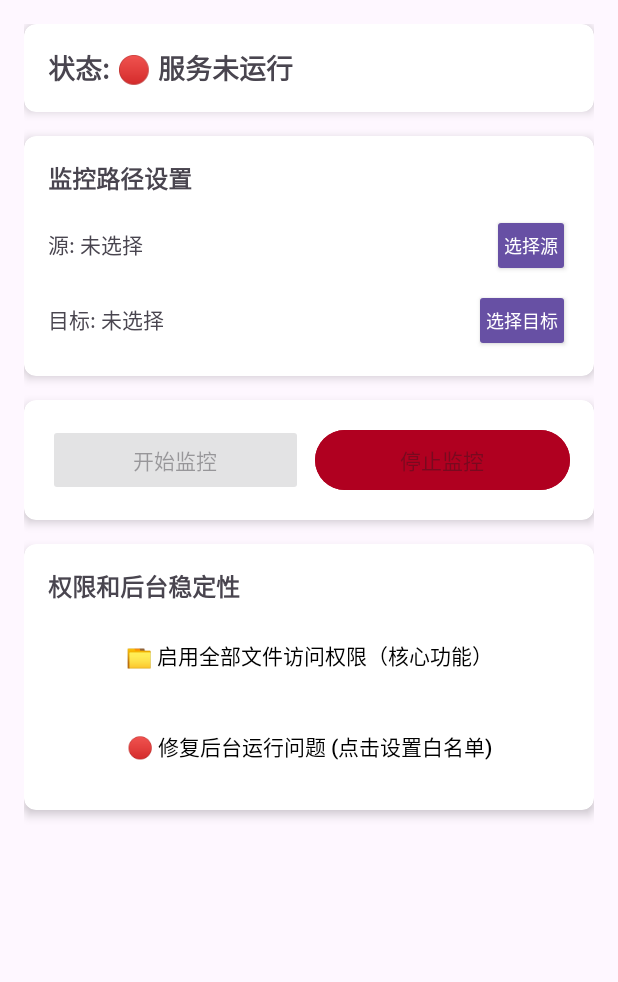
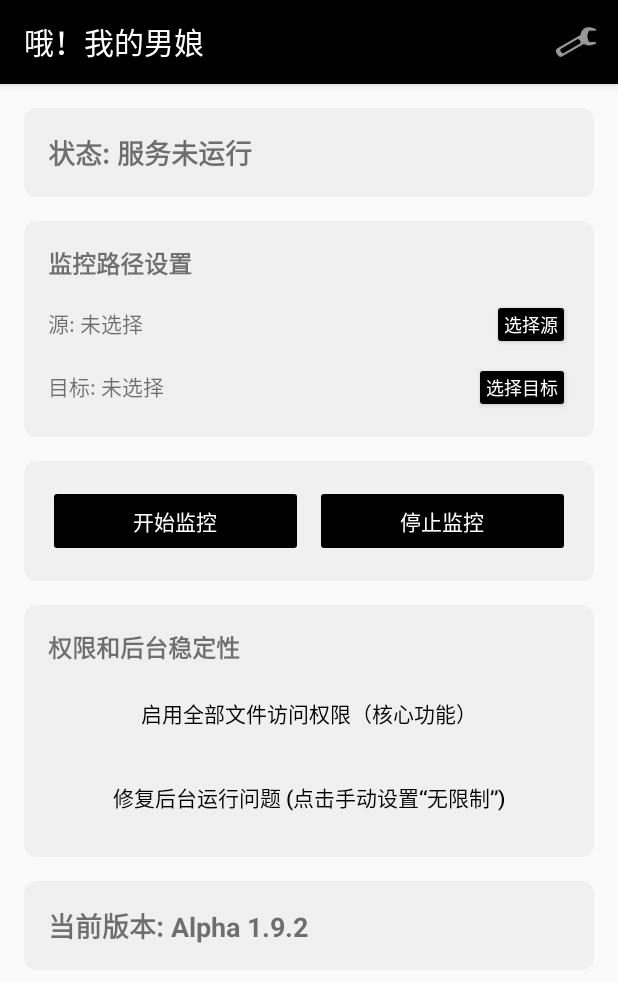
Before and after one commit to miziguo/O_My_WieNing, an Android app: the screen it shows after launch (MainActivity), on a phone screen of 412 x 824 dp. Shown: the top 982 px of the screen. Run offline under Robolectric (Android 15) with nearby library versions, the phone set to English and light mode, and no system bars; 1 statement that could not run was skipped.

Commit message:
Alpha 1.9.2 累了，保存一下

```diff
--- a/app/build.gradle
+++ b/app/build.gradle
@@ -12,7 +12,7 @@ android {
         minSdkVersion 26
         targetSdk 34
         versionCode 8
-        versionName "Alpha 1.9"
+        versionName "Alpha 1.9.2"
 
         testInstrumentationRunner "androidx.test.runner.AndroidJUnitRunner"
     }
@@ -22,6 +22,10 @@ android {
             minifyEnabled false
             proguardFiles getDefaultProguardFile('proguard-android-optimize.txt'), 'proguard-rules.pro'
         }
+    }
+    buildFeatures {
+        // 确保这一行是 true
+        buildConfig true
     }
     compileOptions {
         sourceCompatibility JavaVersion.VERSION_17 // 使用您的 JDK 版本
--- a/app/src/main/java/com/example/filecopier/MainActivity.java
+++ b/app/src/main/java/com/example/filecopier/MainActivity.java
@@ -26,9 +26,11 @@ import android.widget.Toast;
 
 import androidx.annotation.Nullable;
 import androidx.appcompat.app.AppCompatActivity;
+import androidx.cardview.widget.CardView;
 import androidx.core.app.ActivityCompat;
 import androidx.core.content.ContextCompat;
 import androidx.localbroadcastmanager.content.LocalBroadcastManager;
+import com.example.filecopier.BuildConfig;
 
 import java.io.File;
 import java.util.Calendar;
@@ -47,6 +49,7 @@ public class MainActivity extends AppCompatActivity {
 
     private TextView tvSourcePath, tvTargetPath, tvEasterEgg, tvServiceStatus;
     private Button btnSelectSource, btnSelectTarget, btnStart, btnStop, btnBatteryOptimization, btnStoragePermission;
+    private CardView cvPermissions;
 
     private String sourcePath = null;
     private String targetPath = null;
@@ -57,6 +60,9 @@ public class MainActivity extends AppCompatActivity {
     protected void onCreate(Bundle savedInstanceState) {
         super.onCreate(savedInstanceState);
         setContentView(R.layout.activity_main);
+        if (getSupportActionBar() != null) {
+            getSupportActionBar().setTitle(R.string.app_name);
+        }
 
         // 1. 初始化UI (确保与 activity_main.xml 匹配)
         tvSourcePath = findViewById(R.id.tvSourcePath);
@@ -70,6 +76,7 @@ public class MainActivity extends AppCompatActivity {
         btnBatteryOptimization = findViewById(R.id.btnBatteryOptimization);
         // 确保使用正确的 ID
         btnStoragePermission = findViewById(R.id.btnOverlayPermission);
+        cvPermissions = findViewById(R.id.cvPermissions);
 
         requestNotificationPermission();
         loadPersistedPaths();
@@ -87,6 +94,8 @@ public class MainActivity extends AppCompatActivity {
         checkDateEasterEgg();
 
         statusReceiver = new ServiceStatusReceiver();
+        TextView versionView = findViewById(R.id.version);
+        versionView.setText("当前版本: " + BuildConfig.VERSION_NAME);
     }
 
     @Override
@@ -98,6 +107,7 @@ public class MainActivity extends AppCompatActivity {
 
         checkBatteryOptimizationStatus();
         checkStoragePermissionStatus();
+        checkAllPermissions();
         updateServiceStatus();
     }
 
@@ -182,14 +192,32 @@ public class MainActivity extends AppCompatActivity {
     private void checkStoragePermissionStatus() {
         if (!isManageExternalStorageGranted()) {
             btnStoragePermission.setVisibility(View.VISIBLE);
-            btnStoragePermission.setText("📁 启用全部文件访问权限（核心功能）");
+            btnStoragePermission.setText("启用全部文件访问权限（核心功能）");
             btnStoragePermission.setOnClickListener(v -> requestExternalStoragePermissionGuide());
         } else if (!isOverlayPermissionGranted()){
             btnStoragePermission.setVisibility(View.VISIBLE);
-            btnStoragePermission.setText("🔔 启用悬浮窗（稳定后台必备）");
+            btnStoragePermission.setText("启用悬浮窗（稳定后台必备）");
             btnStoragePermission.setOnClickListener(v -> requestOverlayPermissionGuide());
         } else {
             btnStoragePermission.setVisibility(View.GONE);
+        }
+    }
+
+    private void checkAllPermissions() {
+        boolean allGranted = true;
+        if (!isManageExternalStorageGranted()) allGranted = false;
+        if (!isOverlayPermissionGranted()) allGranted = false;
+        if (Build.VERSION.SDK_INT >= Build.VERSION_CODES.M) {
+            PowerManager pm = (PowerManager) getSystemService(Context.POWER_SERVICE);
+            if (pm != null && !pm.isIgnoringBatteryOptimizations(getPackageName())) {
+                allGranted = false;
+            }
+        }
+
+        if (allGranted) {
+            cvPermissions.setVisibility(View.GONE);
+        } else {
+            cvPermissions.setVisibility(View.VISIBLE);
         }
     }
 
@@ -227,9 +255,10 @@ public class MainActivity extends AppCompatActivity {
     private void checkBatteryOptimizationStatus() {
         if (Build.VERSION.SDK_INT >= Build.VERSION_CODES.M) {
             PowerManager pm = (PowerManager) getSystemService(Context.POWER_SERVICE);
+            // 修改检查逻辑：只有在不在白名单中时才显示
             if (pm != null && !pm.isIgnoringBatteryOptimizations(getPackageName())) {
                 btnBatteryOptimization.setVisibility(View.VISIBLE);
-                btnBatteryOptimization.setText("🔴 修复后台运行问题 (点击设置白名单)");
+                btnBatteryOptimization.setText("修复后台运行问题 (点击手动设置“无限制”)");
             } else {
                 btnBatteryOptimization.setVisibility(View.GONE);
             }
@@ -240,23 +269,21 @@ public class MainActivity extends AppCompatActivity {
 
     private void requestIgnoreBatteryOptimizations() {
         if (Build.VERSION.SDK_INT >= Build.VERSION_CODES.M) {
-            Intent intent = new Intent();
-            String packageName = getPackageName();
-            PowerManager pm = (PowerManager) getSystemService(Context.POWER_SERVICE);
-
-            if (pm != null && !pm.isIgnoringBatteryOptimizations(packageName)) {
-                intent.setAction(Settings.ACTION_REQUEST_IGNORE_BATTERY_OPTIMIZATIONS);
-                intent.setData(Uri.parse("package:" + packageName));
+            // 直接跳转到应用详情页，引导用户手动设置，因为在部分机型上标准弹窗无法修改厂商的“智能后台”设置
+            Intent intent = new Intent(Settings.ACTION_APPLICATION_DETAILS_SETTINGS);
+            intent.setData(Uri.parse("package:" + getPackageName()));
+            try {
+                startActivity(intent);
+                Toast.makeText(this, "请在“电池”或“省电策略”中手动选择“无限制”", Toast.LENGTH_LONG).show();
+            } catch (Exception e) {
+                // 如果跳转详情页失败，尝试使用标准的忽略电池优化申请
+                Intent requestIntent = new Intent(Settings.ACTION_REQUEST_IGNORE_BATTERY_OPTIMIZATIONS);
+                requestIntent.setData(Uri.parse("package:" + getPackageName()));
                 try {
-                    startActivity(intent);
-                } catch (Exception e) {
-                    Toast.makeText(this, "请手动前往系统设置 > 电池 > 忽略优化列表，将本应用加入白名单。", Toast.LENGTH_LONG).show();
-                    Intent fallback = new Intent(Settings.ACTION_APPLICATION_DETAILS_SETTINGS);
-                    fallback.setData(Uri.parse("package:" + packageName));
-                    startActivity(fallback);
+                    startActivity(requestIntent);
+                } catch (Exception ex) {
+                    Toast.makeText(this, "无法打开设置页面，请手动前往系统设置。", Toast.LENGTH_LONG).show();
                 }
-            } else {
-                Toast.makeText(this, "应用已在白名单中，无需再次设置。", Toast.LENGTH_SHORT).show();
             }
         }
     }
@@ -265,11 +292,11 @@ public class MainActivity extends AppCompatActivity {
 
     private void updateServiceStatus() {
         if (MonitorService.isRunning()) {
-            tvServiceStatus.setText("状态: 🟢 监控正在运行");
+            tvServiceStatus.setText("状态: 服务正在运行");
             btnStart.setEnabled(false);
             btnStop.setEnabled(true);
         } else {
-            tvServiceStatus.setText("状态: 🔴 服务未运行");
+            tvServiceStatus.setText("状态: 服务未运行");
             checkButtons();
             btnStop.setEnabled(false);
         }
@@ -347,8 +374,12 @@ public class MainActivity extends AppCompatActivity {
     protected void onActivityResult(int requestCode, int resultCode, @Nullable Intent data) {
         super.onActivityResult(requestCode, resultCode, data);
 
+        // 如果是电池优化的请求返回，我们也检查一下
+        // 虽然 REQUEST_IGNORE_BATTERY_OPTIMIZATIONS 无法通过 startActivityForResult 获得可靠结果
+        // 但我们仍然可以在这里刷新 UI
         if (requestCode == REQUEST_OVERLAY_PERMISSION || requestCode == REQUEST_MANAGE_EXTERNAL_STORAGE) {
             checkStoragePermissionStatus();
+            checkAllPermissions();
         }
     }
 
@@ -393,7 +424,10 @@ public class MainActivity extends AppCompatActivity {
     private void checkDateEasterEgg() {
         Calendar c = Calendar.getInstance();
         if (c.get(Calendar.MONTH) == Calendar.JUNE && c.get(Calendar.DAY_OF_MONTH) == 4) {
-            if (tvEasterEgg != null) tvEasterEgg.setVisibility(View.VISIBLE);
+            if (tvEasterEgg != null) {
+                tvEasterEgg.setText("铭记历史，勿忘六四");
+                tvEasterEgg.setVisibility(View.VISIBLE);
+            }
         }
     }
 }
--- a/app/src/main/java/com/example/filecopier/MonitorService.java
+++ b/app/src/main/java/com/example/filecopier/MonitorService.java
@@ -207,6 +207,9 @@ public class MonitorService extends Service {
                     Log.i(TAG, "WatchService loop interrupted, stopping gracefully.");
                     // 允许线程自然退出，不报告错误
 
+                } catch (java.nio.file.ClosedWatchServiceException e) {
+                    // 当 watcher.close() 被调用时，poll 会抛出此异常
+                    Log.i(TAG, "WatchService closed, stopping gracefully.");
                 } catch (java.nio.file.AccessDeniedException e) {
                     handleFatalError("访问被拒绝。请确保已授予 '所有文件访问权限'。", e);
                 } catch (Exception e) {
--- a/app/src/main/res/layout/activity_main.xml
+++ b/app/src/main/res/layout/activity_main.xml
@@ -17,7 +17,8 @@
             android:layout_height="wrap_content"
             android:layout_marginBottom="16dp"
             app:cardCornerRadius="8dp"
-            app:cardElevation="4dp">
+            app:cardElevation="0dp"
+            app:cardBackgroundColor="#f0f0f0">
 
             <LinearLayout
                 android:layout_width="match_parent"
@@ -50,7 +51,8 @@
             android:layout_height="wrap_content"
             android:layout_marginBottom="16dp"
             app:cardCornerRadius="8dp"
-            app:cardElevation="4dp">
+            app:cardElevation="0dp"
+            app:cardBackgroundColor="#f0f0f0">
 
             <LinearLayout
                 android:layout_width="match_parent"
@@ -90,6 +92,7 @@
                         android:textSize="12sp"
                         android:minHeight="0dp"
                         android:minWidth="0dp"
+                        android:backgroundTint="#000000"
                         android:padding="8dp"/>
                 </LinearLayout>
 
@@ -118,6 +121,7 @@
                         android:textSize="12sp"
                         android:minHeight="0dp"
                         android:minWidth="0dp"
+                        android:backgroundTint="#000000"
                         android:padding="8dp"/>
                 </LinearLayout>
             </LinearLayout>
@@ -128,7 +132,8 @@
             android:layout_height="wrap_content"
             android:layout_marginBottom="16dp"
             app:cardCornerRadius="8dp"
-            app:cardElevation="4dp">
+            app:cardElevation="0dp"
+            app:cardBackgroundColor="#f0f0f0">
 
             <LinearLayout
                 android:layout_width="match_parent"
@@ -138,13 +143,13 @@
 
                 <Button
                     android:id="@+id/btnStart"
-                    style="@style/Widget.AppCompat.Button.Colored"
                     android:layout_width="0dp"
                     android:layout_height="wrap_content"
                     android:layout_weight="1"
                     android:text="开始监控"
                     android:enabled="false"
-                    android:backgroundTint="@color/design_default_color_primary"/>
+                    android:textColor="@android:color/white"
+                    android:backgroundTint="#000000"/>
 
                 <Button
                     android:id="@+id/btnStop"
@@ -154,16 +159,19 @@
                     android:layout_marginStart="8dp"
                     android:text="停止监控"
                     android:enabled="false"
-                    android:backgroundTint="@color/design_default_color_error"/>
+                    android:textColor="@android:color/white"
+                    android:backgroundTint="#000000"/>
             </LinearLayout>
         </androidx.cardview.widget.CardView>
 
         <androidx.cardview.widget.CardView
+            android:id="@+id/cvPermissions"
             android:layout_width="match_parent"
             android:layout_height="wrap_content"
             android:layout_marginBottom="16dp"
             app:cardCornerRadius="8dp"
-            app:cardElevation="4dp">
+            app:cardElevation="0dp"
+            app:cardBackgroundColor="#f0f0f0">
 
             <LinearLayout
                 android:layout_width="match_parent"
@@ -189,7 +197,6 @@
                     android:backgroundTint="#FFCC00"
                     android:textColor="#000000"
                     android:padding="12dp"
-                    android:drawableStart="@android:drawable/ic_dialog_alert"
                     android:drawableTint="#000000"/>
 
                 <Button
@@ -203,9 +210,33 @@
                     android:backgroundTint="#FFCC00"
                     android:textColor="#000000"
                     android:padding="12dp"
-                    android:drawableStart="@android:drawable/ic_dialog_alert"
                     android:drawableTint="#000000"/>
 
+            </LinearLayout>
+
+        </androidx.cardview.widget.CardView>
+
+        <androidx.cardview.widget.CardView
+            android:layout_width="match_parent"
+            android:layout_height="wrap_content"
+            android:layout_marginBottom="16dp"
+            app:cardCornerRadius="8dp"
+            app:cardElevation="0dp"
+            app:cardBackgroundColor="#f0f0f0">
+
+            <LinearLayout
+                android:layout_width="match_parent"
+                android:layout_height="wrap_content"
+                android:orientation="vertical"
+                android:padding="16dp">
+
+                <TextView
+                    android:id="@+id/version"
+                    android:layout_width="wrap_content"
+                    android:layout_height="wrap_content"
+                    android:text=""
+                    android:textSize="18sp"
+                    android:textStyle="bold" />
             </LinearLayout>
         </androidx.cardview.widget.CardView>
 
--- a/app/src/main/res/values/colors.xml
+++ b/app/src/main/res/values/colors.xml
@@ -2,4 +2,9 @@
 <resources>
     <color name="black">#FF000000</color>
     <color name="white">#FFFFFFFF</color>
+    <color name="purple_200">#FFBB86FC</color>
+    <color name="purple_500">#FF6200EE</color>
+    <color name="purple_700">#FF3700B3</color>
+    <color name="teal_200">#FF03DAC5</color>
+    <color name="teal_700">#FF018786</color>
 </resources>
--- a/app/src/main/res/values/themes.xml
+++ b/app/src/main/res/values/themes.xml
@@ -6,4 +6,28 @@
     </style>
 
     <style name="Theme.FileCopier" parent="Base.Theme.FileCopier" />
+
+    <!-- 修复设置页面标题不显示的问题：使用 DarkActionBar 主题，使文字变为白色 -->
+    <style name="Theme.FileCopier.Settings" parent="Theme.AppCompat.Light.DarkActionBar">
+        <item name="colorPrimary">@color/black</item>
+        <item name="colorPrimaryDark">@color/black</item>
+        <item name="colorAccent">@color/white</item>
+        <item name="titleTextColor">@color/white</item>
+    </style>
+
+    <!-- 新增：MainActivity 专用主题，用于自定义弹出菜单背景和黑色 ActionBar -->
+    <style name="Theme.FileCopier.Main" parent="Theme.AppCompat.Light.DarkActionBar">
+        <item name="colorPrimary">@color/black</item>
+        <item name="colorPrimaryDark">@color/black</item>
+        <item name="colorAccent">@color/white</item>
+        <item name="titleTextColor">@color/white</item>
+        <!-- 指定弹出菜单的主题 -->
+        <item name="actionBarPopupTheme">@style/Theme.FileCopier.Popup</item>
+    </style>
+
+    <!-- 新增：弹出菜单样式 (黑色背景，白色文字) -->
+    <style name="Theme.FileCopier.Popup" parent="ThemeOverlay.AppCompat.Dark">
+        <item name="android:colorBackground">@color/black</item>
+        <item name="android:textColor">@color/white</item>
+    </style>
 </resources>
```
Also changed, not shown: app/src/main/AndroidManifest.xml (+7 -2 lines), app/src/main/java/com/example/filecopier/SettingsActivity.java (+25 -1 lines), app/src/main/res/layout/activity_settings.xml (+16 -0 lines).
